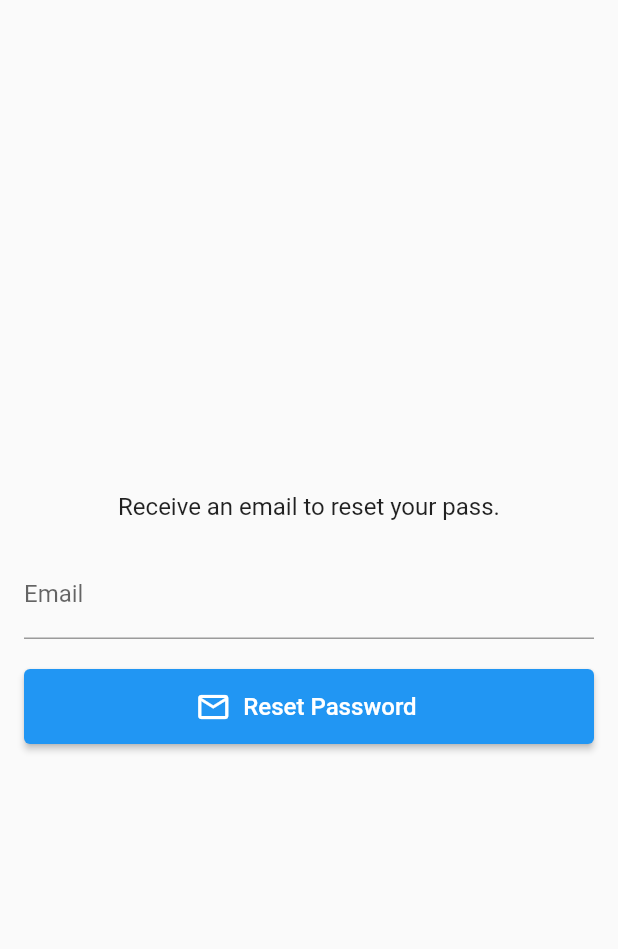
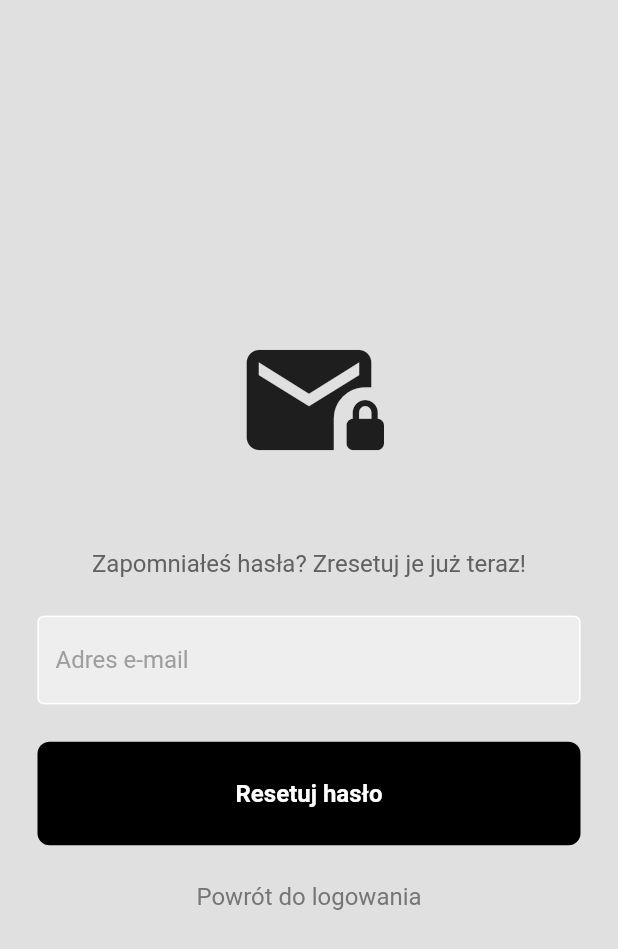
Before and after one commit to pmidura/ENCS-Chat, a Flutter app: the ForgotPasswordPage screen opened directly, on a phone screen of 412 x 824 dp. Shown: the top 949 px of the screen. Run offline on Flutter 3.47's test engine with Material 2 defaults, Android fonts, the phone set to English and light mode, and no system bars; our stand-ins replace firebase_auth, firebase_core, google_sign_in; accounts and stored records are empty; network calls fail.

Commit message:
UI for forgot password and verify email pages

```diff
--- a/lib/pages/login_and_register/forgot_password_page.dart
+++ b/lib/pages/login_and_register/forgot_password_page.dart
@@ -1,4 +1,6 @@
+import 'package:encs_chat/components/my_button.dart';
 import 'package:encs_chat/components/my_dialog.dart';
+import 'package:encs_chat/components/my_textfield.dart';
 import 'package:encs_chat/validation/reg_exp.dart';
 import 'package:firebase_auth/firebase_auth.dart';
 import 'package:flutter/material.dart';
@@ -11,7 +13,7 @@ class ForgotPasswordPage extends StatefulWidget {
 }
 
 class _ForgotPasswordPageState extends State<ForgotPasswordPage> {
-  final formKey = GlobalKey<FormState>();
+  final _resetPassKey = GlobalKey<FormState>();
   final emailController = TextEditingController();
 
   @override
@@ -20,58 +22,129 @@ class _ForgotPasswordPageState extends State<ForgotPasswordPage> {
     super.dispose();
   }
 
+  Future resetPassword() async {
+    try {
+      await FirebaseAuth.instance.sendPasswordResetEmail(
+        email: emailController.text.trim(),
+      );
+
+      if (context.mounted) {
+        Navigator.of(context).pop();
+        showDialog(
+          context: context,
+          builder: (context) => const MyDialog(
+            text: 'Link do resetowania hasła został przesłany na podany adres e-mail.',
+          ),
+        );
+      }
+    }
+    on FirebaseAuthException catch (ex) {
+      // Show error message
+      if (ex.code == 'user-not-found') {
+        showDialog(
+          context: context,
+          builder: (context) => const MyDialog(
+            text: 'Nie znaleziono użytkownika o podanym adresie e-mail!',
+          ),
+        );
+      }
+      else {
+        showDialog(
+          context: context,
+          builder: (context) => MyDialog(
+            text: ex.code,
+          ),
+        );
+      }
+    }
+  }
+
   @override
-  Widget build(BuildContext context) => Scaffold(
-    body: Padding(
-      padding: const EdgeInsets.all(16.0),
+  Widget build(BuildContext context) => GestureDetector(
+    onTap: () => FocusManager.instance.primaryFocus?.unfocus(), // Dismiss the keyboard when touched outside
+    child: Scaffold(
+      // resizeToAvoidBottomInset: false, // Avoid error => Bottom overflowed by x pixels when showing keyboard
+      backgroundColor: Colors.grey[300],
+      body: Center(
         child: Form(
-        key: formKey,
+          key: _resetPassKey,
           child: Column(
             mainAxisAlignment: MainAxisAlignment.center,
             children: [
-            const Text(
-              'Receive an email to reset your pass.',
-              textAlign: TextAlign.center,
-              style: TextStyle(fontSize: 16),
+              // App logo
+              const Icon(
+                Icons.mail_lock,
+                size: 100,
               ),
-            const SizedBox(height: 20),
-            TextFormField(
+
+              const SizedBox(height: 50),
+
+              // Forgot password? - Text
+              Text(
+                'Zapomniałeś hasła? Zresetuj je już teraz!',
+                style: TextStyle(
+                  color: Colors.grey[700],
+                  fontSize: 16,
+                ),
+              ),
+
+              const SizedBox(height: 25),
+
+              // E-mail textfield
+              MyTextField(
                 controller: emailController,
-              cursorColor: Colors.white,
-              textInputAction: TextInputAction.done,
-              decoration: const InputDecoration(labelText: 'Email'),
-              autovalidateMode: AutovalidateMode.onUserInteraction,
-              validator: (email) => email != null && !emailValid.hasMatch(email) ? 'Enter a valid email' : null,
+                hintText: 'Adres e-mail',
+                obscureText: false,
+                validator: (inputVal) {
+                  if (inputVal.toString().isEmpty) {
+                    return 'Proszę wprowadzić adres e-mail!';
+                  }
+                  else if (!emailValid.hasMatch(inputVal.toString())) {
+                    return 'Niepoprawny format adresu e-mail!';
+                  }
+
+                  return null;
+                },
               ),
-            const SizedBox(height: 20),
-            ElevatedButton.icon(
-              style: ElevatedButton.styleFrom(
-                minimumSize: const Size.fromHeight(50),
+
+              const SizedBox(height: 25),
+
+              // Reset password button
+              MyButton(
+                onTap: () async {
+                  if (!_resetPassKey.currentState!.validate()) {
+                    debugPrint('Reset password not validated!');
+                  }
+                  else {
+                    debugPrint('Reset password validated!');
+                    await resetPassword();
+                  }
+                },
+                text: 'Resetuj hasło',
               ),
-              icon: const Icon(Icons.email_outlined),
-              label: const Text(
-                'Reset Password',
-                style: TextStyle(fontSize: 16),
+
+              const SizedBox(height: 25),
+
+              // Back to login page
+              Row(
+                mainAxisAlignment: MainAxisAlignment.center,
+                children: [
+                  GestureDetector(
+                    child: Text(
+                      'Powrót do logowania',
+                      style: TextStyle(
+                        color: Colors.grey[600],
+                        fontSize: 16,
                       ),
-              onPressed: resetPassword,
+                    ),
+                    onTap: () => Navigator.of(context).pop(),
+                  ),
+                ],
               ),
             ],
           ),
         ),
       ),
-  );
-
-  Future resetPassword() async {
-    try {
-      await FirebaseAuth.instance.sendPasswordResetEmail(
-        email: emailController.text.trim(),
+    ),
   );
 }
-    on FirebaseAuthException catch (ex) {
-      showDialog(
-        context: context,
-        builder: (context) => MyDialog(text: ex.code),
-      );
-    }
-  }
-}
```
Also changed, not shown: lib/pages/login_and_register/verify_email_page.dart (+41 -12 lines). Lines whose indentation alone changed are shown as unchanged.
